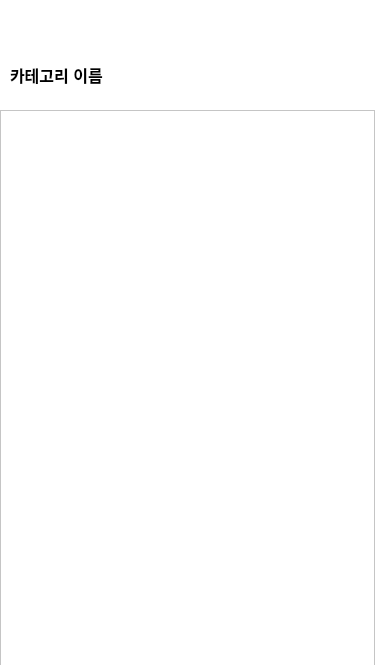
Before: the Qt Designer form CustomerClient/orderpage.ui in LeeSooBin96/BockPang, drawn with Qt 5.
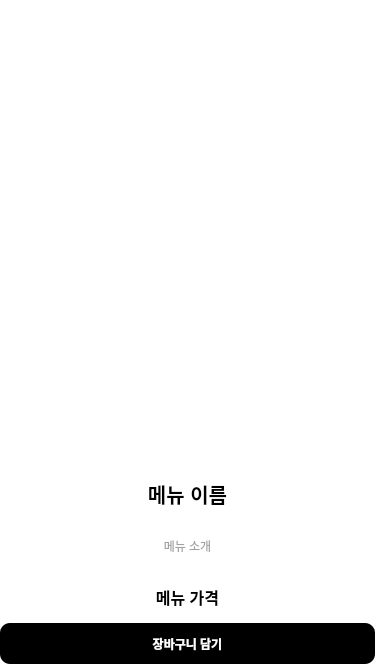
After: the same form once the commit is applied. Icons and pictures are not drawn.

Patch:
```diff
--- a/CustomerClient/orderpage.ui
+++ b/CustomerClient/orderpage.ui
@@ -44,7 +44,7 @@
    <item>
     <widget class="QStackedWidget" name="stackedWidget">
      <property name="currentIndex">
-      <number>2</number>
+      <number>4</number>
      </property>
      <widget class="QWidget" name="page">
       <widget class="QPushButton" name="Btn_Burger_3">
@@ -1358,6 +1358,267 @@
        </layout>
       </widget>
      </widget>
+     <widget class="QWidget" name="page_8">
+      <widget class="QPushButton" name="Btn_Marcket_Back_4">
+       <property name="geometry">
+        <rect>
+         <x>0</x>
+         <y>0</y>
+         <width>50</width>
+         <height>50</height>
+        </rect>
+       </property>
+       <property name="styleSheet">
+        <string notr="true">border-image: url(:/Image/Back_2.png);</string>
+       </property>
+       <property name="text">
+        <string/>
+       </property>
+       <property name="iconSize">
+        <size>
+         <width>50</width>
+         <height>50</height>
+        </size>
+       </property>
+       <property name="flat">
+        <bool>true</bool>
+       </property>
+      </widget>
+      <widget class="QScrollArea" name="scrollArea_2">
+       <property name="geometry">
+        <rect>
+         <x>-10</x>
+         <y>-1</y>
+         <width>391</width>
+         <height>631</height>
+        </rect>
+       </property>
+       <property name="lineWidth">
+        <number>0</number>
+       </property>
+       <property name="horizontalScrollBarPolicy">
+        <enum>Qt::ScrollBarAlwaysOff</enum>
+       </property>
+       <property name="widgetResizable">
+        <bool>true</bool>
+       </property>
+       <widget class="QWidget" name="scrollAreaWidgetContents_2">
+        <property name="geometry">
+         <rect>
+          <x>0</x>
+          <y>0</y>
+          <width>395</width>
+          <height>629</height>
+         </rect>
+        </property>
+        <layout class="QVBoxLayout" name="OPVlayout" stretch="0">
+         <property name="leftMargin">
+          <number>9</number>
+         </property>
+         <property name="topMargin">
+          <number>9</number>
+         </property>
+         <property name="rightMargin">
+          <number>9</number>
+         </property>
+         <property name="bottomMargin">
+          <number>9</number>
+         </property>
+         <item>
+          <layout class="QVBoxLayout" name="verticalLayout_8" stretch="10,1,1,1">
+           <item>
+            <layout class="QHBoxLayout" name="horizontalLayout_13" stretch="2,6,2">
+             <item>
+              <spacer name="horizontalSpacer">
+               <property name="orientation">
+                <enum>Qt::Horizontal</enum>
+               </property>
+               <property name="sizeHint" stdset="0">
+                <size>
+                 <width>40</width>
+                 <height>20</height>
+                </size>
+               </property>
+              </spacer>
+             </item>
+             <item>
+              <widget class="QLabel" name="lblOPmenuIMG">
+               <property name="minimumSize">
+                <size>
+                 <width>0</width>
+                 <height>100</height>
+                </size>
+               </property>
+               <property name="text">
+                <string/>
+               </property>
+               <property name="scaledContents">
+                <bool>false</bool>
+               </property>
+               <property name="alignment">
+                <set>Qt::AlignCenter</set>
+               </property>
+              </widget>
+             </item>
+             <item>
+              <spacer name="horizontalSpacer_2">
+               <property name="orientation">
+                <enum>Qt::Horizontal</enum>
+               </property>
+               <property name="sizeHint" stdset="0">
+                <size>
+                 <width>40</width>
+                 <height>20</height>
+                </size>
+               </property>
+              </spacer>
+             </item>
+            </layout>
+           </item>
+           <item>
+            <widget class="QLabel" name="lblOPmenuName">
+             <property name="maximumSize">
+              <size>
+               <width>375</width>
+               <height>16777215</height>
+              </size>
+             </property>
+             <property name="font">
+              <font>
+               <pointsize>15</pointsize>
+               <bold>true</bold>
+              </font>
+             </property>
+             <property name="styleSheet">
+              <string notr="true">color: rgb(0, 0, 0);</string>
+             </property>
+             <property name="text">
+              <string>메뉴 이름</string>
+             </property>
+             <property name="alignment">
+              <set>Qt::AlignCenter</set>
+             </property>
+             <property name="wordWrap">
+              <bool>true</bool>
+             </property>
+            </widget>
+           </item>
+           <item>
+            <widget class="QLabel" name="lblOPmenuIntro">
+             <property name="minimumSize">
+              <size>
+               <width>375</width>
+               <height>0</height>
+              </size>
+             </property>
+             <property name="maximumSize">
+              <size>
+               <width>375</width>
+               <height>16777215</height>
+              </size>
+             </property>
+             <property name="styleSheet">
+              <string notr="true">color: rgb(162, 162, 162);</string>
+             </property>
+             <property name="text">
+              <string>메뉴 소개</string>
+             </property>
+             <property name="textFormat">
+              <enum>Qt::PlainText</enum>
+             </property>
+             <property name="alignment">
+              <set>Qt::AlignCenter</set>
+             </property>
+             <property name="wordWrap">
+              <bool>true</bool>
+             </property>
+            </widget>
+           </item>
+           <item>
+            <widget class="QLabel" name="lblOPmenuPrice">
+             <property name="maximumSize">
+              <size>
+               <width>375</width>
+               <height>16777215</height>
+              </size>
+             </property>
+             <property name="font">
+              <font>
+               <pointsize>12</pointsize>
+               <bold>true</bold>
+              </font>
+             </property>
+             <property name="styleSheet">
+              <string notr="true">color: rgb(0, 0, 0);</string>
+             </property>
+             <property name="text">
+              <string>메뉴 가격</string>
+             </property>
+             <property name="alignment">
+              <set>Qt::AlignCenter</set>
+             </property>
+            </widget>
+           </item>
+          </layout>
+         </item>
+        </layout>
+       </widget>
+      </widget>
+      <widget class="QPushButton" name="pushButton">
+       <property name="geometry">
+        <rect>
+         <x>0</x>
+         <y>623</y>
+         <width>375</width>
+         <height>41</height>
+        </rect>
+       </property>
+       <property name="font">
+        <font>
+         <bold>true</bold>
+        </font>
+       </property>
+       <property name="styleSheet">
+        <string notr="true">color: rgb(255, 255, 255);
+background-color: rgb(0, 0, 0);
+border-radius:10px;
+</string>
+       </property>
+       <property name="text">
+        <string>장바구니 담기</string>
+       </property>
+      </widget>
+      <zorder>scrollArea_2</zorder>
+      <zorder>Btn_Marcket_Back_4</zorder>
+      <zorder>pushButton</zorder>
+     </widget>
+     <widget class="QWidget" name="page_9">
+      <widget class="QPushButton" name="Btn_Marcket_Back_5">
+       <property name="geometry">
+        <rect>
+         <x>0</x>
+         <y>0</y>
+         <width>50</width>
+         <height>50</height>
+        </rect>
+       </property>
+       <property name="styleSheet">
+        <string notr="true">border-image: url(:/Image/Back_2.png);</string>
+       </property>
+       <property name="text">
+        <string/>
+       </property>
+       <property name="iconSize">
+        <size>
+         <width>50</width>
+         <height>50</height>
+        </size>
+       </property>
+       <property name="flat">
+        <bool>true</bool>
+       </property>
+      </widget>
+     </widget>
      <widget class="QWidget" name="page_3">
       <widget class="QLabel" name="lb_Menu_name3">
        <property name="geometry">
```
Left out of the diff: 329 changed lines with no effect on the pictures.
